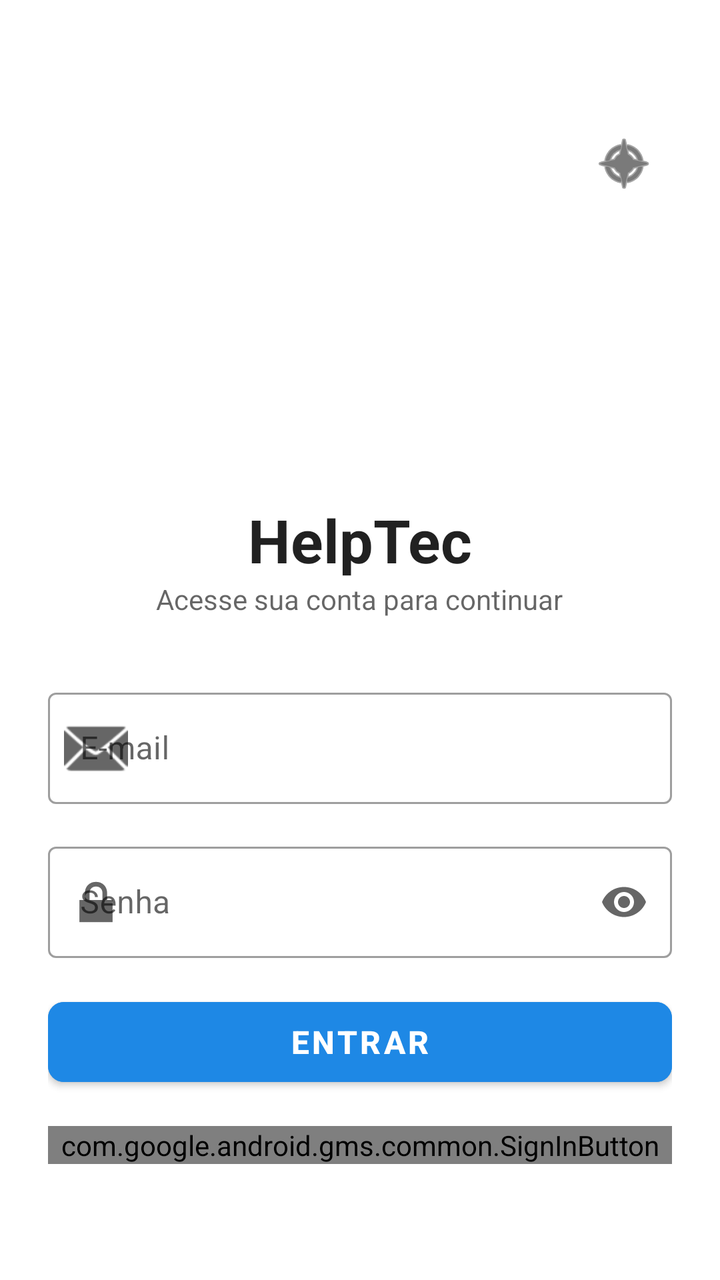
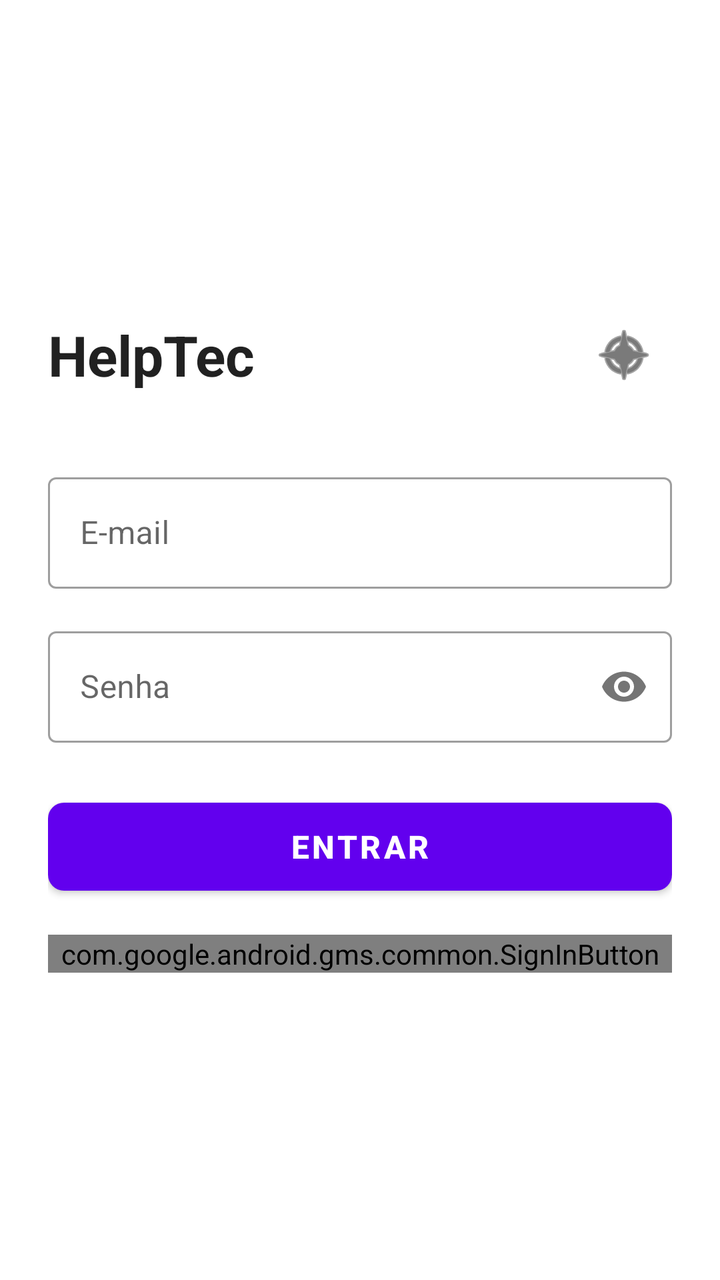

An Android layout rendered at two revisions. The XML below is the earlier revision; the diff shows what the commit changed to produce the second picture.
<!-- AndroidManifest.xml: application theme Theme.MaterialComponents.DayNight.NoActionBar -->
<!-- res/layout/activity_login.xml -->
<?xml version="1.0" encoding="utf-8"?>
<ScrollView xmlns:android="http://schemas.android.com/apk/res/android"
    xmlns:app="http://schemas.android.com/apk/res-auto"
    android:layout_width="match_parent"
    android:layout_height="match_parent"
    android:fillViewport="true"
    android:background="?android:attr/colorBackground">

    <LinearLayout
        android:layout_width="match_parent"
        android:layout_height="wrap_content"
        android:gravity="center"
        android:orientation="vertical"
        android:padding="24dp">

        
        <RelativeLayout
            android:layout_width="match_parent"
            android:layout_height="wrap_content">

            <ImageButton
                android:id="@+id/btnAlternarTema"
                android:layout_width="48dp"
                android:layout_height="48dp"
                android:layout_alignParentEnd="true"
                android:background="?attr/selectableItemBackgroundBorderless"
                android:contentDescription="Alternar Tema"
                android:src="@android:drawable/ic_menu_compass"
                app:tint="?android:attr/textColorPrimary" />
        </RelativeLayout>

        
        <ImageView
            android:id="@+id/imgLogo"
            android:layout_width="120dp"
            android:layout_height="120dp"
            android:layout_marginTop="8dp"
            android:layout_marginBottom="16dp"
            android:contentDescription="Logo HelpTec"
            android:src="@mipmap/helptec" />

        
        <TextView
            android:layout_width="wrap_content"
            android:layout_height="wrap_content"
            android:text="HelpTec"
            android:textColor="?android:attr/textColorPrimary"
            android:textSize="30sp"
            android:textStyle="bold" />

        <TextView
            android:layout_width="wrap_content"
            android:layout_height="wrap_content"
            android:layout_marginBottom="32dp"
            android:text="Acesse sua conta para continuar"
            android:textColor="?android:attr/textColorSecondary"
            android:textSize="14sp" />

        
        <com.google.android.material.textfield.TextInputLayout
            style="@style/Widget.MaterialComponents.TextInputLayout.OutlinedBox"
            android:layout_width="match_parent"
            android:layout_height="wrap_content"
            android:hint="E-mail"
            app:startIconDrawable="@android:drawable/ic_dialog_email"
            app:startIconTint="?android:attr/textColorSecondary">

            <com.google.android.material.textfield.TextInputEditText
                android:id="@+id/etEmail"
                android:layout_width="match_parent"
                android:layout_height="wrap_content"
                android:inputType="textEmailAddress"
                android:textColor="?android:attr/textColorPrimary" />
        </com.google.android.material.textfield.TextInputLayout>

        
        <com.google.android.material.textfield.TextInputLayout
            style="@style/Widget.MaterialComponents.TextInputLayout.OutlinedBox"
            android:layout_width="match_parent"
            android:layout_height="wrap_content"
            android:layout_marginTop="16dp"
            android:hint="Senha"
            app:passwordToggleEnabled="true"
            app:passwordToggleTint="?android:attr/textColorSecondary"
            app:startIconDrawable="@android:drawable/ic_lock_lock"
            app:startIconTint="?android:attr/textColorSecondary">

            <com.google.android.material.textfield.TextInputEditText
                android:id="@+id/etSenha"
                android:layout_width="match_parent"
                android:layout_height="wrap_content"
                android:inputType="textPassword"
                android:textColor="?android:attr/textColorPrimary" />
        </com.google.android.material.textfield.TextInputLayout>

        
        <ProgressBar
            android:id="@+id/progressBar"
            android:layout_width="wrap_content"
            android:layout_height="wrap_content"
            android:layout_marginTop="16dp"
            android:visibility="gone" />

        
        <com.google.android.material.button.MaterialButton
            android:id="@+id/btnLogin"
            android:layout_width="match_parent"
            android:layout_height="52dp"
            android:layout_marginTop="16dp"
            android:backgroundTint="#1E88E5"
            android:text="ENTRAR"
            android:textColor="#FFFFFF"
            android:textSize="16sp"
            android:textStyle="bold"
            app:cornerRadius="8dp" />

        
        <com.google.android.gms.common.SignInButton
            android:id="@+id/btnLoginGoogle"
            android:layout_width="match_parent"
            android:layout_height="wrap_content"
            android:layout_marginTop="16dp" />

    </LinearLayout>
</ScrollView>
<!-- resources referenced by this layout -->
<resources>
  <!-- mipmap helptec (mipmap-anydpi-v26) -->
  <?xml version="1.0" encoding="utf-8"?>
  <adaptive-icon xmlns:android="http://schemas.android.com/apk/res/android">
      <background android:drawable="@drawable/helptec_background"/>
      <foreground android:drawable="@mipmap/helptec_foreground"/>
      <monochrome android:drawable="@mipmap/helptec_foreground"/>
  </adaptive-icon>
  <!-- drawable helptec_background: vector/xml drawable (drawable, 4866 chars, omitted) -->
</resources>

<!-- the commit's change to res/layout/activity_login.xml (unified diff, before → after) -->
@@ -1,125 +1,96 @@
 <?xml version="1.0" encoding="utf-8"?>
-<ScrollView xmlns:android="http://schemas.android.com/apk/res/android"
+<LinearLayout xmlns:android="http://schemas.android.com/apk/res/android"
     xmlns:app="http://schemas.android.com/apk/res-auto"
     android:layout_width="match_parent"
     android:layout_height="match_parent"
-    android:fillViewport="true"
-    android:background="?android:attr/colorBackground">
+    android:background="?android:attr/colorBackground"
+    android:gravity="center"
+    android:orientation="vertical"
+    android:padding="24dp">
 
-    <LinearLayout
+    
+    <RelativeLayout
         android:layout_width="match_parent"
         android:layout_height="wrap_content"
-        android:gravity="center"
-        android:orientation="vertical"
-        android:padding="24dp">
-
-        
-        <RelativeLayout
-            android:layout_width="match_parent"
-            android:layout_height="wrap_content">
-
-            <ImageButton
-                android:id="@+id/btnAlternarTema"
-                android:layout_width="48dp"
-                android:layout_height="48dp"
-                android:layout_alignParentEnd="true"
-                android:background="?attr/selectableItemBackgroundBorderless"
-                android:contentDescription="Alternar Tema"
-                android:src="@android:drawable/ic_menu_compass"
-                app:tint="?android:attr/textColorPrimary" />
-        </RelativeLayout>
-
-        
-        <ImageView
-            android:id="@+id/imgLogo"
-            android:layout_width="120dp"
-            android:layout_height="120dp"
-            android:layout_marginTop="8dp"
-            android:layout_marginBottom="16dp"
-            android:contentDescription="Logo HelpTec"
-            android:src="@mipmap/helptec" />
-
-        
-        <TextView
-            android:layout_width="wrap_content"
-            android:layout_height="wrap_content"
-            android:text="HelpTec"
-            android:textColor="?android:attr/textColorPrimary"
-            android:textSize="30sp"
-            android:textStyle="bold" />
+        android:layout_marginBottom="32dp">
 
         <TextView
             android:layout_width="wrap_content"
             android:layout_height="wrap_content"
-            android:layout_marginBottom="32dp"
-            android:text="Acesse sua conta para continuar"
-            android:textColor="?android:attr/textColorSecondary"
-            android:textSize="14sp" />
+            android:layout_alignParentStart="true"
+            android:layout_centerVertical="true"
+            android:text="HelpTec"
+            android:textColor="?android:attr/textColorPrimary"
+            android:textSize="28sp"
+            android:textStyle="bold" />
 
-        
-        <com.google.android.material.textfield.TextInputLayout
-            style="@style/Widget.MaterialComponents.TextInputLayout.OutlinedBox"
+        <ImageButton
+            android:id="@+id/btnAlternarTema"
+            android:layout_width="48dp"
+            android:layout_height="48dp"
+            android:layout_alignParentEnd="true"
+            android:background="?attr/selectableItemBackgroundBorderless"
+            android:contentDescription="Alternar Tema"
+            android:src="@android:drawable/ic_menu_compass"
+            app:tint="?android:attr/textColorPrimary" />
+    </RelativeLayout>
+
+    
+    <com.google.android.material.textfield.TextInputLayout
+        style="@style/Widget.MaterialComponents.TextInputLayout.OutlinedBox"
+        android:layout_width="match_parent"
+        android:layout_height="wrap_content"
+        android:layout_marginBottom="16dp"
+        android:hint="E-mail">
+
+        <com.google.android.material.textfield.TextInputEditText
+            android:id="@+id/etEmail"
             android:layout_width="match_parent"
             android:layout_height="wrap_content"
-            android:hint="E-mail"
-            app:startIconDrawable="@android:drawable/ic_dialog_email"
-            app:startIconTint="?android:attr/textColorSecondary">
+            android:inputType="textEmailAddress"
+            android:textColor="?android:attr/textColorPrimary" />
+    </com.google.android.material.textfield.TextInputLayout>
 
-            <com.google.android.material.textfield.TextInputEditText
-                android:id="@+id/etEmail"
-                android:layout_width="match_parent"
-                android:layout_height="wrap_content"
-                android:inputType="textEmailAddress"
-                android:textColor="?android:attr/textColorPrimary" />
-        </com.google.android.material.textfield.TextInputLayout>
+    
+    <com.google.android.material.textfield.TextInputLayout
+        style="@style/Widget.MaterialComponents.TextInputLayout.OutlinedBox"
+        android:layout_width="match_parent"
+        android:layout_height="wrap_content"
+        android:layout_marginBottom="24dp"
+        android:hint="Senha"
+        app:passwordToggleEnabled="true">
 
-        
-        <com.google.android.material.textfield.TextInputLayout
-            style="@style/Widget.MaterialComponents.TextInputLayout.OutlinedBox"
+        <com.google.android.material.textfield.TextInputEditText
+            android:id="@+id/etSenha"
             android:layout_width="match_parent"
             android:layout_height="wrap_content"
-            android:layout_marginTop="16dp"
-            android:hint="Senha"
-            app:passwordToggleEnabled="true"
-            app:passwordToggleTint="?android:attr/textColorSecondary"
-            app:startIconDrawable="@android:drawable/ic_lock_lock"
-            app:startIconTint="?android:attr/textColorSecondary">
+            android:inputType="textPassword"
+            android:textColor="?android:attr/textColorPrimary" />
+    </com.google.android.material.textfield.TextInputLayout>
 
-            <com.google.android.material.textfield.TextInputEditText
-                android:id="@+id/etSenha"
-                android:layout_width="match_parent"
-                android:layout_height="wrap_content"
-                android:inputType="textPassword"
-                android:textColor="?android:attr/textColorPrimary" />
-        </com.google.android.material.textfield.TextInputLayout>
+    
+    <ProgressBar
+        android:id="@+id/progressBar"
+        android:layout_width="wrap_content"
+        android:layout_height="wrap_content"
+        android:layout_marginBottom="16dp"
+        android:visibility="gone" />
 
-        
-        <ProgressBar
-            android:id="@+id/progressBar"
-            android:layout_width="wrap_content"
-            android:layout_height="wrap_content"
-            android:layout_marginTop="16dp"
-            android:visibility="gone" />
+    
+    <com.google.android.material.button.MaterialButton
+        android:id="@+id/btnLogin"
+        android:layout_width="match_parent"
+        android:layout_height="56dp"
+        android:text="ENTRAR"
+        android:textSize="16sp"
+        android:textStyle="bold"
+        app:cornerRadius="8dp" />
 
-        
-        <com.google.android.material.button.MaterialButton
-            android:id="@+id/btnLogin"
-            android:layout_width="match_parent"
-            android:layout_height="52dp"
-            android:layout_marginTop="16dp"
-            android:backgroundTint="#1E88E5"
-            android:text="ENTRAR"
-            android:textColor="#FFFFFF"
-            android:textSize="16sp"
-            android:textStyle="bold"
-            app:cornerRadius="8dp" />
+    
+    <com.google.android.gms.common.SignInButton
+        android:id="@+id/btnLoginGoogle"
+        android:layout_width="match_parent"
+        android:layout_height="wrap_content"
+        android:layout_marginTop="16dp" />
 
-        
-        <com.google.android.gms.common.SignInButton
-            android:id="@+id/btnLoginGoogle"
-            android:layout_width="match_parent"
-            android:layout_height="wrap_content"
-            android:layout_marginTop="16dp" />
-
-    </LinearLayout>
-</ScrollView>
+</LinearLayout>
<!-- resource entries referenced after the edit -->
@@ -1,12 +1,5 @@
 <!-- resources referenced by this layout -->
 <resources>
-  <!-- mipmap helptec (mipmap-anydpi-v26) -->
-  <?xml version="1.0" encoding="utf-8"?>
-  <adaptive-icon xmlns:android="http://schemas.android.com/apk/res/android">
-      <background android:drawable="@drawable/helptec_background"/>
-      <foreground android:drawable="@mipmap/helptec_foreground"/>
-      <monochrome android:drawable="@mipmap/helptec_foreground"/>
-  </adaptive-icon>
-  <!-- drawable helptec_background: vector/xml drawable (drawable, 4866 chars, omitted) -->
+
 </resources>
 
